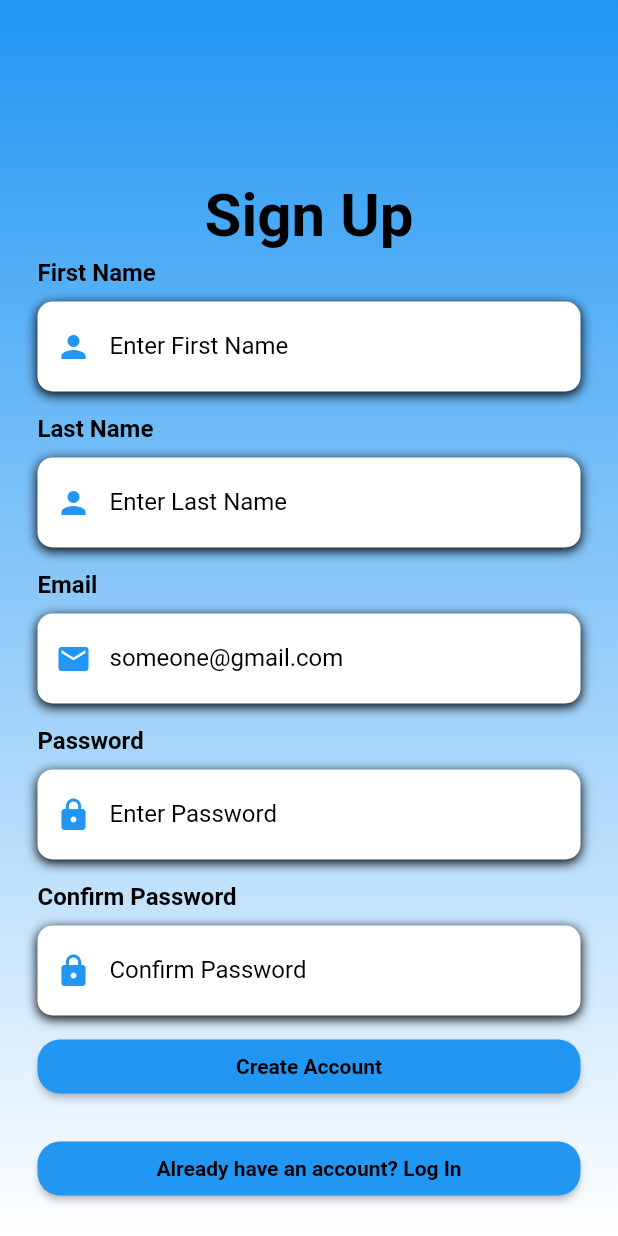
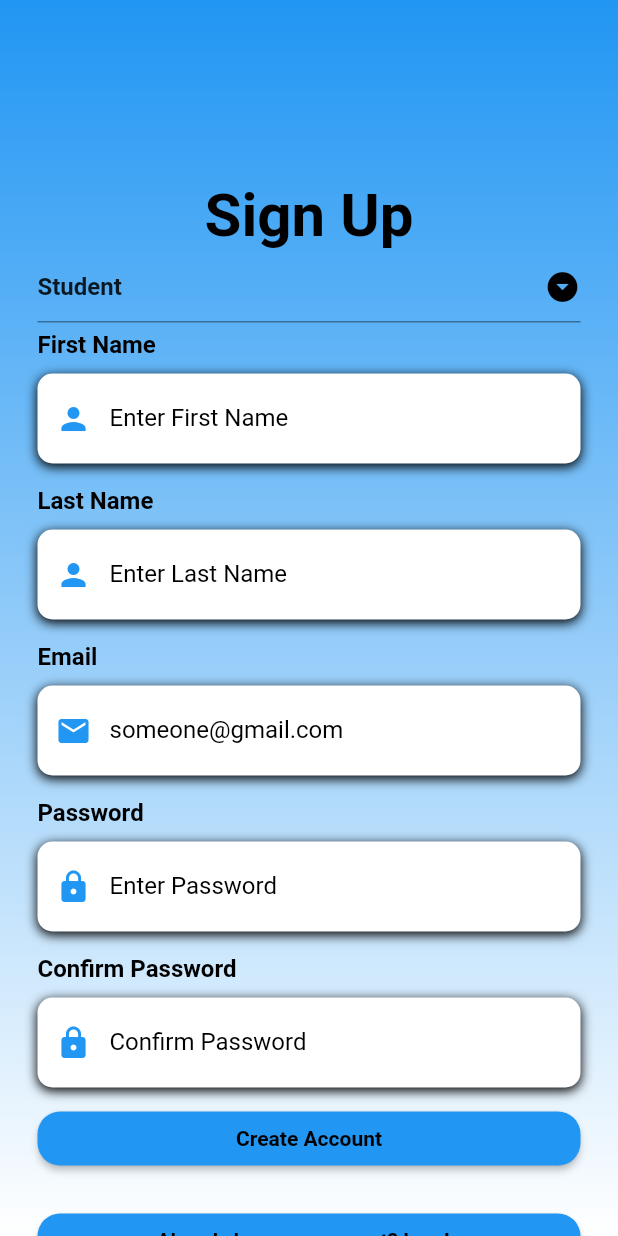
Before and after one commit to aishamanga/quiz_app, a Flutter app: the signupPage screen opened directly, on a phone screen of 412 x 824 dp. Run offline on Flutter 3.47's test engine with Material 2 defaults, Android fonts, the phone set to English and light mode, and no system bars.

Commit message:
I added a dropdown button to the signup page

```diff
--- a/lib/signupPage.dart
+++ b/lib/signupPage.dart
@@ -248,6 +248,33 @@ class _signupPageState extends State<signupPage> {
         ));
   }
 
+  final dropdownList = ["Student", "Lecturer"];
+  String dropdownValue = "Student";
+  Widget buildDropDown() {
+    return Container(
+      child: DropdownButtonFormField(
+        value: dropdownValue,
+        items: dropdownList
+            .map((e) => DropdownMenuItem(
+                child: Text(
+                  e,
+                  style: TextStyle(fontWeight: FontWeight.bold),
+                ),
+                value: e))
+            .toList(),
+        onChanged: (val) {
+          setState(() {
+            dropdownValue = val as String;
+          });
+        },
+        icon: Icon(
+          Icons.arrow_drop_down_circle,
+          color: Colors.black,
+        ),
+      ),
+    );
+  }
+
   Widget build(BuildContext context) {
     return Scaffold(
         body: Container(
@@ -277,6 +304,7 @@ class _signupPageState extends State<signupPage> {
                           color: Colors.black,
                           fontWeight: FontWeight.bold),
                     ),
+                    buildDropDown(),
                     SizedBox(
                       height: 5,
                     ),
```
